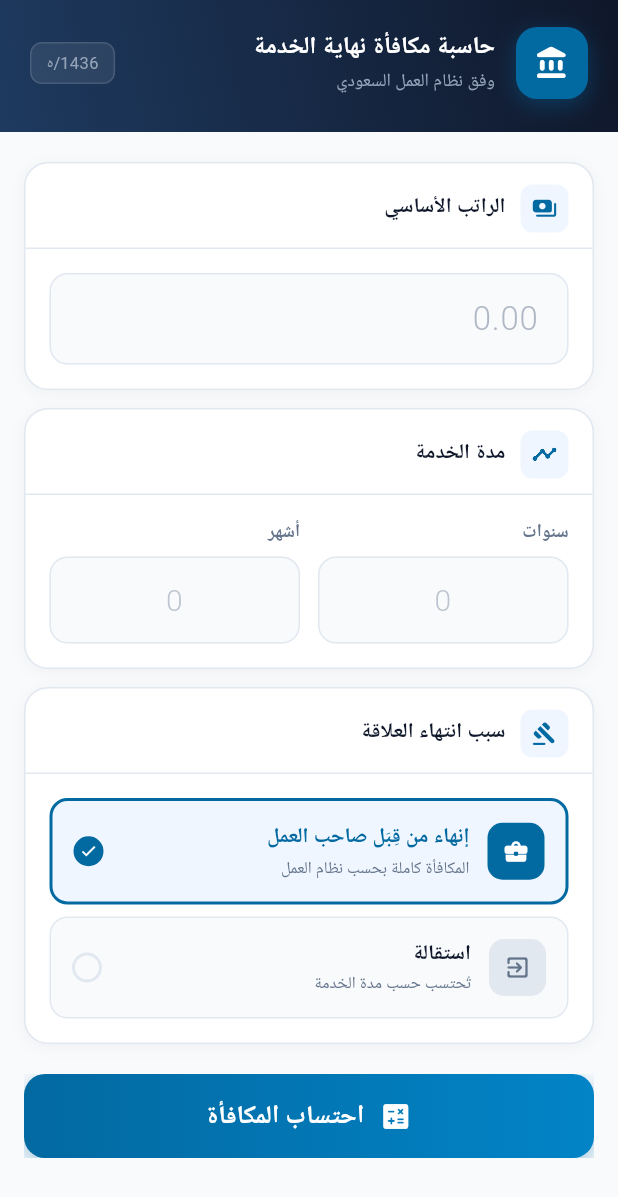
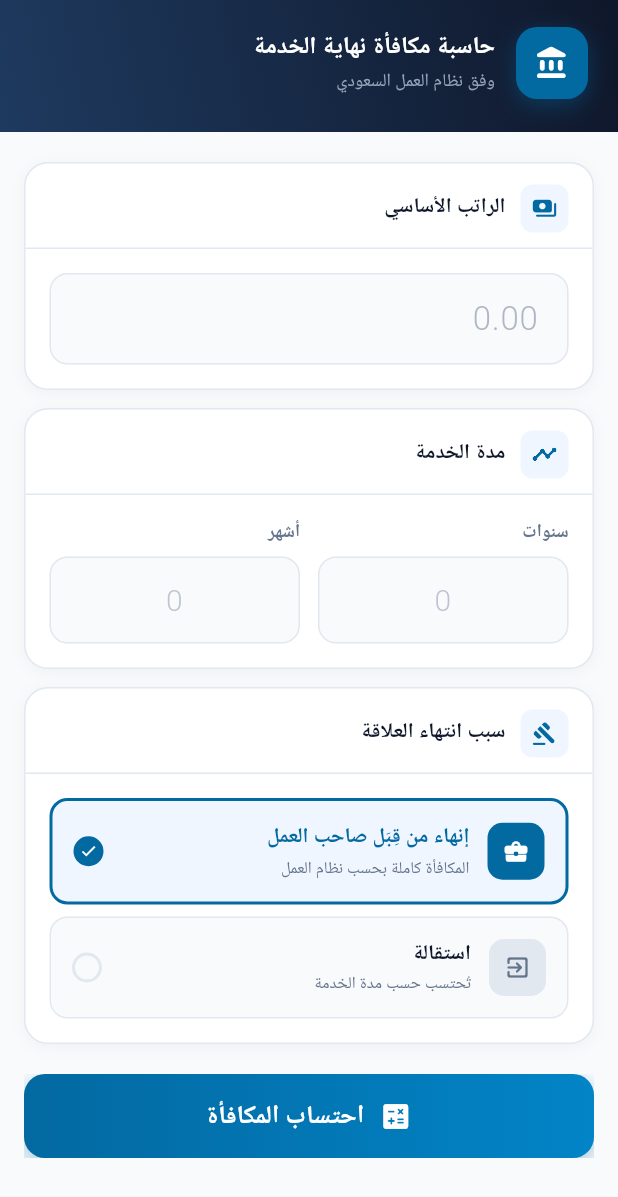
Before and after one commit to rasheed79/eos-calculator, a Flutter app: the screen it shows after launch, on a phone screen of 412 x 824 dp. Shown: the top 1197 px of the screen. Run offline on Flutter 3.47's test engine with Material 3 defaults, Android fonts, the light colour scheme and no system bars; our stand-ins replace google_mobile_ads; network calls fail; Roboto replaces fonts that are missing (Cairo).

Commit message:
auto-save: 2026-05-30 02:29

```diff
--- a/lib/main.dart
+++ b/lib/main.dart
@@ -283,15 +283,6 @@ class _Header extends StatelessWidget {
                     style: TextStyle(color: Color(0xFF94A3B8), fontSize: 12, fontWeight: FontWeight.w500)),
               ],
             ),
-          ),
-          Container(
-            padding: const EdgeInsets.symmetric(horizontal: 10, vertical: 5),
-            decoration: BoxDecoration(
-              color: Colors.white.withOpacity(0.08),
-              borderRadius: BorderRadius.circular(8),
-              border: Border.all(color: Colors.white.withOpacity(0.12)),
-            ),
-            child: const Text('1436/ه', style: TextStyle(color: Color(0xFF94A3B8), fontSize: 11)),
           ),
         ],
       ),
```
